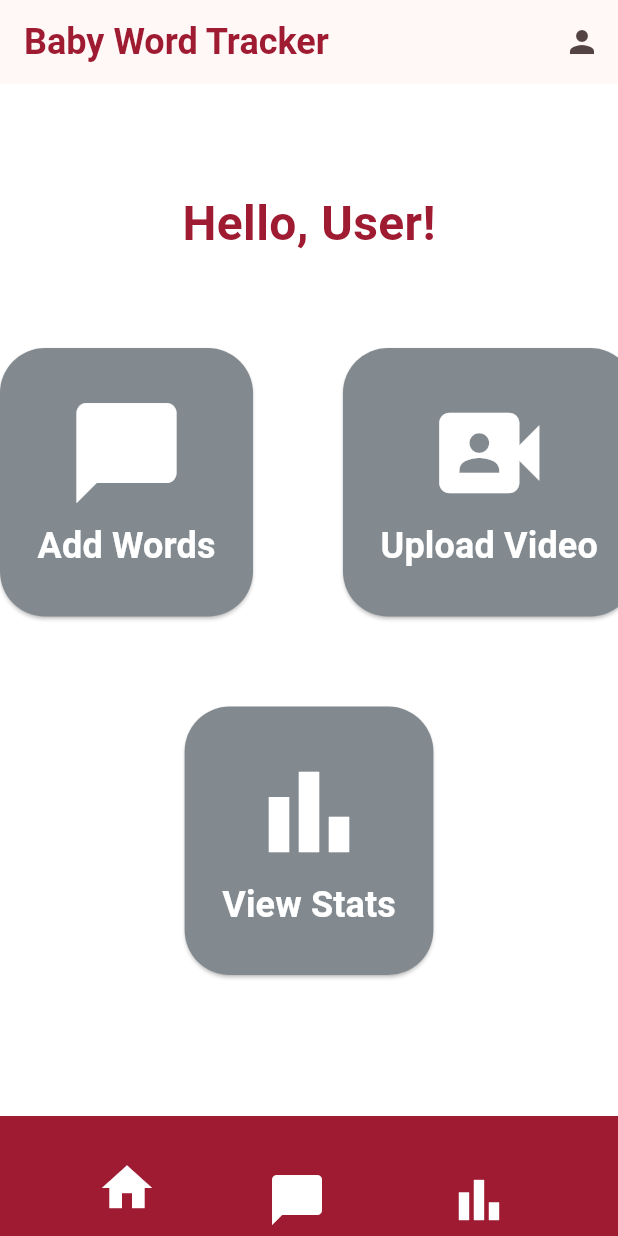
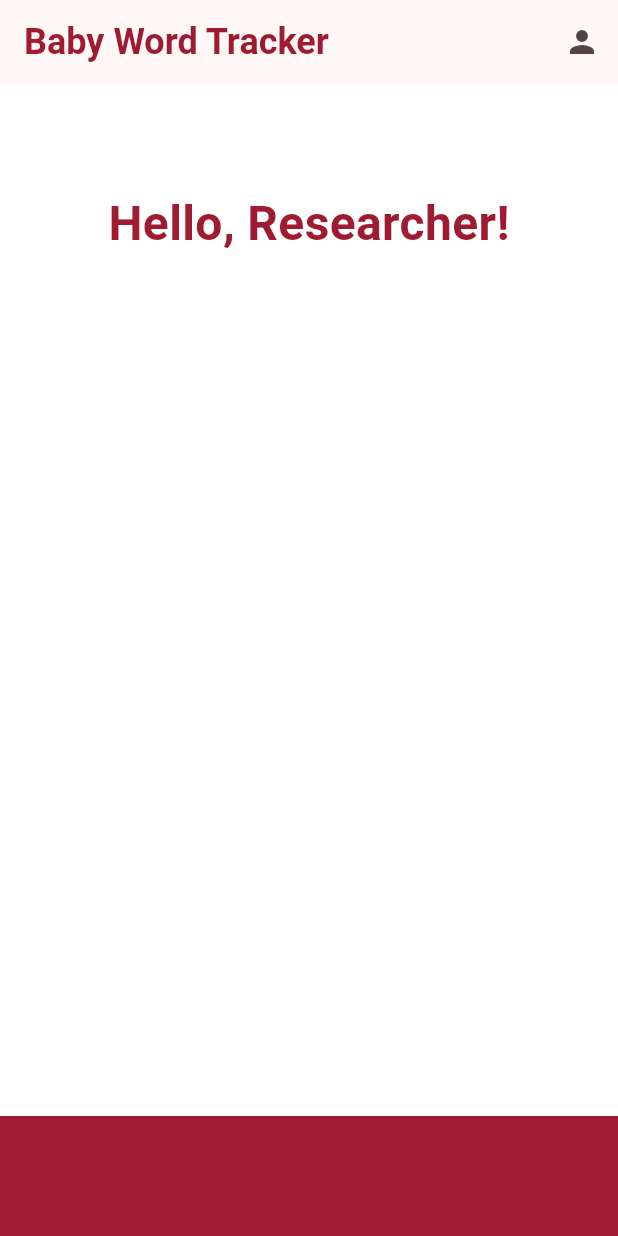
Before and after one commit to Baby-Words-Tracker/Baby_Words, a Flutter app: the screen it shows once a user with an empty profile is signed in, on a phone screen of 412 x 824 dp. Run offline on Flutter 3.47's test engine with Material 3 defaults, Android fonts, the phone set to English and light mode, and no system bars; our stand-ins replace cloud_firestore, csv, firebase_auth, firebase_core, syncfusion_flutter_charts; missing offline and left inert: firebase_ui_auth, firebase_ui_oauth_google; accounts and stored records are empty.

Commit message:
added researcher homepage and edited auth gate to navigate to either parent homepage or researcher homepage based on usertype

```diff
--- a/baby_words_tracker/lib/pages/auth_gate.dart
+++ b/baby_words_tracker/lib/pages/auth_gate.dart
@@ -1,3 +1,5 @@
+import 'package:baby_words_tracker/auth/user_model_service.dart';
+import 'package:baby_words_tracker/util/user_type.dart';
 import 'package:firebase_auth/firebase_auth.dart' hide EmailAuthProvider;
 import 'package:firebase_ui_auth/firebase_ui_auth.dart';
 import 'package:firebase_ui_oauth_google/firebase_ui_oauth_google.dart';
@@ -8,6 +10,7 @@ import 'package:flutter/foundation.dart' show kIsWeb;
 import 'dart:io' as io;  // For checking platform
 
 import 'home_page.dart';
+import 'researcher_home_page.dart';
 
 class AuthGate extends StatelessWidget {
   const AuthGate({super.key});
@@ -88,11 +91,24 @@ class AuthGate extends StatelessWidget {
         // Add user to database on first login
         User? user = snapshot.data;
 
+        final userModelService = context.watch<UserModelService>(); // Listen for changes
+        UserType userType = userModelService.userType;
+
         if (user == null) {
           throw Exception('User is null in auth_gate');
         }
-
-        return const HomePage();
+        else if (userType == UserType.unauthenticated) {
+          return const Center(child: CircularProgressIndicator()); // Wait until the sync is complete
+        }
+        else if (userType == UserType.parent) {
+          return const HomePage();
+        }
+        else if (userType == UserType.researcher) {
+          return const ResearcherHomePage();
+        }
+        else {
+          throw Exception('Unexpected user state occured');
+        }
       },
     );
   }
--- /dev/null
+++ b/baby_words_tracker/lib/pages/researcher_home_page.dart
@@ -0,0 +1,75 @@
+import 'package:firebase_ui_auth/firebase_ui_auth.dart';
+import 'package:flutter/material.dart';
+
+
+class ResearcherHomePage extends StatelessWidget {
+  const ResearcherHomePage({super.key});
+
+  @override
+  Widget build(BuildContext context) {
+    return Scaffold(
+      backgroundColor: Colors.white,
+      appBar: AppBar(
+        title: const Text('Baby Word Tracker', style: TextStyle(color: Color(0xFF9E1B32),
+                                                         fontSize: 24,
+                                                         fontWeight: FontWeight.bold,
+                                                        ),
+                          ),
+        actions: [
+          IconButton(
+            icon: const Icon(Icons.person),
+            onPressed: () {
+              Navigator.push(
+                context,
+                MaterialPageRoute<ProfileScreen>(
+                  builder: (context) =>  ProfileScreen(
+                    appBar: AppBar(
+                        title: const Text('User Profile'),
+                    ),
+                    actions: [
+                      SignedOutAction((context) {
+                        Navigator.of(context).pop();
+                      })
+                    ],
+                  ),
+                ),
+              );
+            },
+          )
+        ],
+        automaticallyImplyLeading: false,
+      ),
+      bottomNavigationBar: const BottomAppBar(
+        color: Color(0xFF9E1B32),
+        child: Padding(
+        padding: EdgeInsets.all(16.0),
+  ),
+),
+      body: const Center(
+        child: Column(
+          children: [
+            SizedBox(
+            height : 70,
+          ),
+            Text('Hello, Researcher!', style: TextStyle(fontSize: 32.0, color: Color(0xFF9E1B32), fontWeight: FontWeight.bold)),
+            SizedBox(
+            height : 60,
+          ),
+          Row(
+            mainAxisAlignment: MainAxisAlignment.center,
+            children: [
+            SizedBox(
+            width : 60,
+          ),
+            ]
+          ),
+          SizedBox(
+            height : 60,
+          ),
+          ],
+        ),
+
+      ),
+    );
+  }
+}
```
